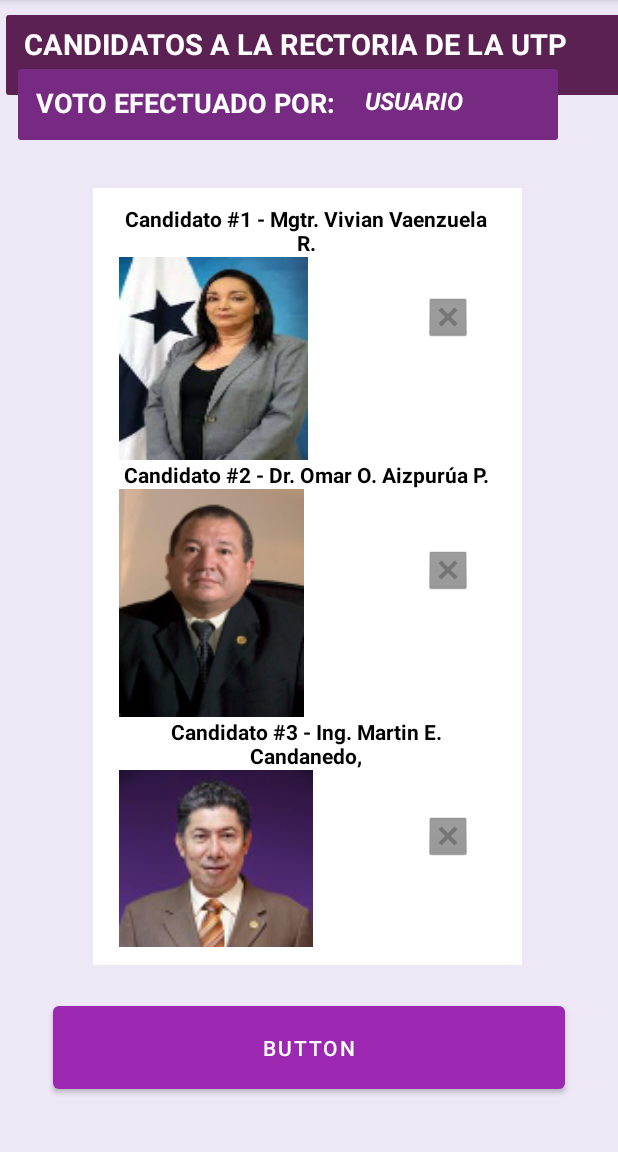
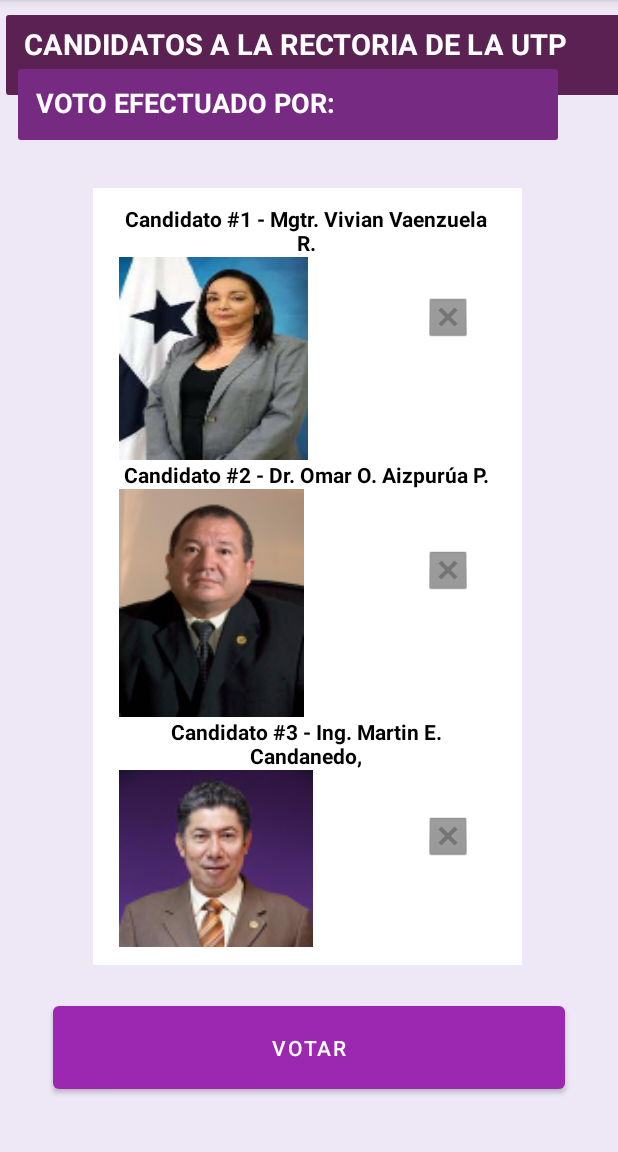
Before and after one commit to edwinarrocha/Proyecto1, an Android app: the votacion screen opened directly, with no data from a screen before it, on a phone screen of 412 x 824 dp, the part 84-1236 px from its top. Run offline under Robolectric (Android 15) with nearby library versions, the phone set to English and light mode, and no system bars; Roboto replaces fonts that are not available here.

Commit message:
actualizacion de diseno de votacion.java y se agrego de la logica a dicha pantalla

```diff
--- a/app/src/main/java/com/example/sistemadevotaciones/votacion.java
+++ b/app/src/main/java/com/example/sistemadevotaciones/votacion.java
@@ -2,13 +2,102 @@
 
 import androidx.appcompat.app.AppCompatActivity;
 
+import android.content.Intent;
 import android.os.Bundle;
+import android.view.View;
+import android.widget.Button;
+import android.widget.RadioButton;
+import android.widget.RadioGroup;
+import android.widget.TextView;
+
+import java.util.Arrays;
 
 public class votacion extends AppCompatActivity {
+
+    private RadioGroup papeleta_voto;
+    private TextView cedula_estudiante;
+    private Button voto;
+
+
+    //contadores de votacion
+    int candidato1_VivianValencuela = 0, candidato2_OmarAizpurua = 0, candidato3_MartinCandenado = 0, voto_Nulo =0;
 
     @Override
     protected void onCreate(Bundle savedInstanceState) {
         super.onCreate(savedInstanceState);
         setContentView(R.layout.activity_votacion);
+
+
+        //Vector Validacion de voto
+        boolean[] validacion_voto = new boolean[39];
+        Arrays.fill(validacion_voto, false);
+
+        //variables para los elementos graficos
+        cedula_estudiante = (TextView) findViewById(R.id.lbl_votante);
+        papeleta_voto = (RadioGroup) findViewById(R.id.rbg_papeleta);
+        voto = (Button) findViewById(R.id.cmd_confirmarVoto);
+
+        //Traer el indice de los arreglos cedua_estudiante y voto_estudiante
+        Intent intent = getIntent();
+        Integer i = intent.getIntExtra("indice", 0);
+        String votante = intent.getStringExtra("cedula");
+
+        // Muestra la cedula_estudiante en Pantalla
+        cedula_estudiante.setText(votante);
+
+        papeleta_voto.clearCheck();
+
+        papeleta_voto.setOnCheckedChangeListener(new RadioGroup.OnCheckedChangeListener() {
+            @Override
+
+            //Funcion para capturar el indice de los RadioButton
+            public void onCheckedChanged(RadioGroup grupo, int id) {
+
+                RadioButton radioButton = (RadioButton)grupo.findViewById(id);
+            }
+        });
+
+        //Metodo para el button que valida el voto
+        voto.setOnClickListener(new View.OnClickListener() {
+
+            @Override
+            public void onClick(View view) {
+
+                int eleccion_voto =papeleta_voto.getCheckedRadioButtonId();
+
+                validacion_voto[i] = true;
+
+                if (eleccion_voto == R.id.chk_candidato1){
+                    candidato1_VivianValencuela++;
+
+                    Intent intent = new Intent(getApplicationContext(), MainActivity.class);
+                    intent.putExtra("validacion", validacion_voto[i]);
+                    intent.putExtra("inice_validacion", i);
+
+                    startActivity(intent);
+
+                } else if (eleccion_voto == R.id.chk_candidato2){
+                    candidato2_OmarAizpurua++;
+
+                    Intent intent = new Intent(getApplicationContext(), MainActivity.class);
+                    intent.putExtra("validacion", validacion_voto[i]);
+                    intent.putExtra("inice_validacion", i);
+
+                    startActivity(intent);
+                }else if (eleccion_voto == R.id.chk_candidato3){
+                    candidato3_MartinCandenado++;
+
+                    Intent intent = new Intent(getApplicationContext(), MainActivity.class);
+                    intent.putExtra("validacion", validacion_voto[i]);
+                    intent.putExtra("inice_validacion", i);
+                } else{
+                    voto_Nulo++;
+
+                    Intent intent = new Intent(getApplicationContext(), MainActivity.class);
+                    intent.putExtra("validacion", validacion_voto[i]);
+                    intent.putExtra("inice_validacion", i);
+                }
+            }
+        });
     }
 }
--- a/app/src/main/res/layout/activity_votacion.xml
+++ b/app/src/main/res/layout/activity_votacion.xml
@@ -89,6 +89,7 @@
     </LinearLayout>
 
     <RadioGroup
+        android:id="@+id/rbg_papeleta"
         android:layout_width="129dp"
         android:layout_height="518dp"
         app:layout_constraintBottom_toBottomOf="parent"
@@ -103,13 +104,13 @@
             android:textSize="24sp" />
 
         <RadioButton
-            android:id="@+id/chk_candidato"
+            android:id="@+id/chk_candidato2"
             android:layout_width="match_parent"
             android:layout_height="166dp"
             android:button="@android:drawable/btn_dialog" />
 
         <RadioButton
-            android:id="@+id/chk_candidato2"
+            android:id="@+id/chk_candidato3"
             android:layout_width="75dp"
             android:layout_height="188dp"
             android:button="@android:drawable/btn_dialog" />
@@ -137,11 +138,11 @@
         tools:srcCompat="@android:color/transparent" />
 
     <Button
-        android:id="@+id/button"
+        android:id="@+id/cmd_confirmarVoto"
         android:layout_width="341dp"
         android:layout_height="67dp"
         android:layout_marginBottom="36dp"
-        android:text="Button"
+        android:text="VOTAR"
         app:layout_constraintBottom_toBottomOf="parent"
         app:layout_constraintEnd_toEndOf="parent"
         app:layout_constraintStart_toStartOf="parent" />
@@ -176,7 +177,7 @@
         app:layout_constraintTop_toTopOf="parent" />
 
     <TextView
-        android:id="@+id/txt_votante"
+        android:id="@+id/lbl_votante"
         android:layout_width="wrap_content"
         android:layout_height="wrap_content"
         android:layout_marginTop="40dp"
```
Also changed, not shown: app/src/main/java/com/example/sistemadevotaciones/MainActivity.java (+11 -1 lines).
